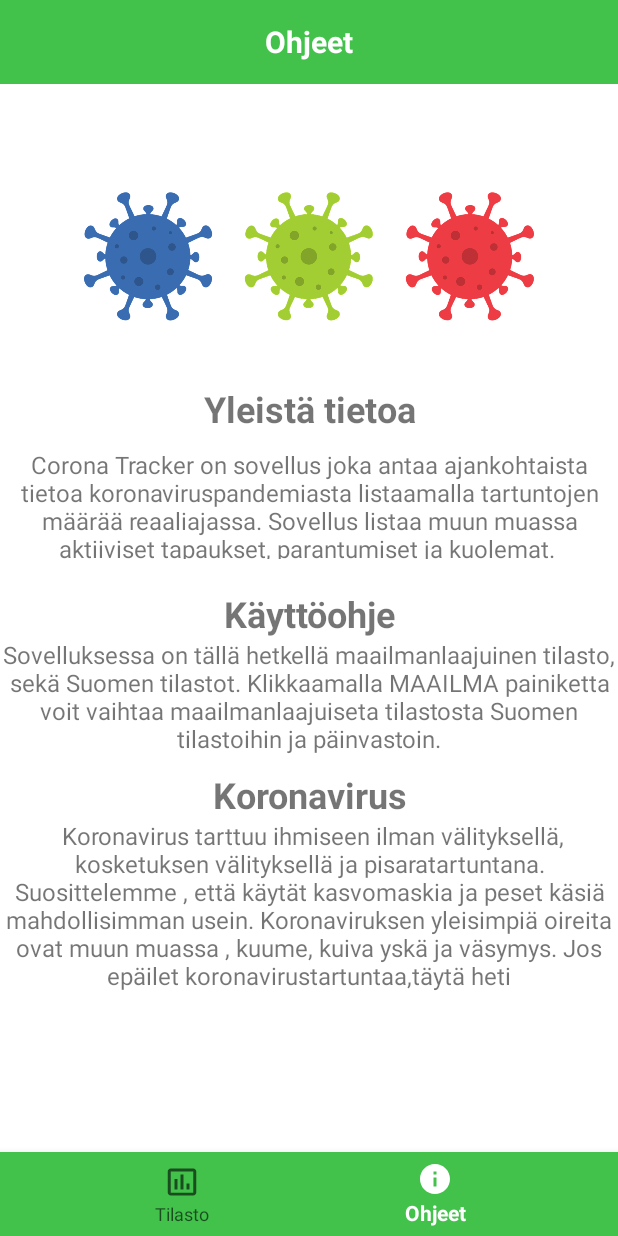
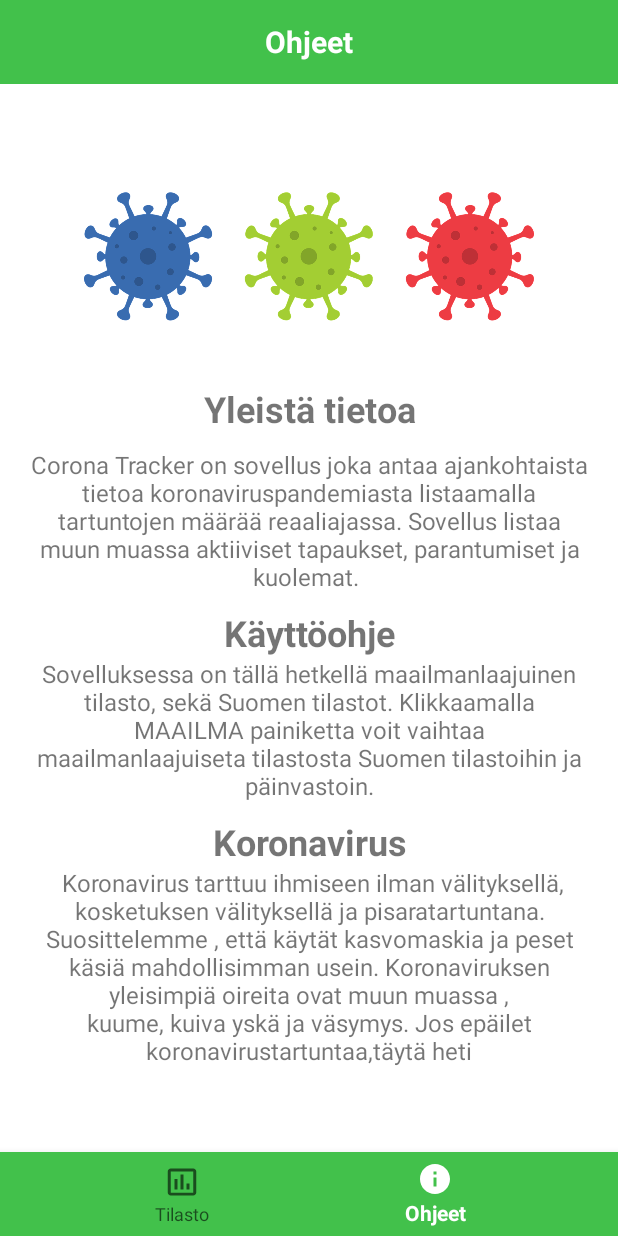
Before and after one commit to Ammar-daham/COVID-19-Trackeer, an Android app: the screen it shows after launch (MainActivity), item 2 of the bottom bar chosen, on a phone screen of 412 x 824 dp. Run offline under Robolectric (Android 15) with nearby library versions, the phone set to English and light mode, and no system bars.

Commit message:
some text style added

```diff
--- a/app/src/main/java/com/example/covid_19tracker/TilastotFragment.java
+++ b/app/src/main/java/com/example/covid_19tracker/TilastotFragment.java
@@ -9,6 +9,8 @@ import androidx.fragment.app.Fragment;
 import android.view.LayoutInflater;
 import android.view.View;
 import android.view.ViewGroup;
+
+import java.util.ArrayList;
 
 
 public class TilastotFragment extends Fragment {
@@ -28,6 +30,7 @@ public class TilastotFragment extends Fragment {
     public View onCreateView(LayoutInflater inflater, ViewGroup container,
                              Bundle savedInstanceState) {
         // Inflate the layout for this fragment
+
         View view = inflater.inflate(R.layout.fragment_tilastot, container, false);
         return view;
     }
--- a/app/src/main/res/layout/fragment_ohjeet.xml
+++ b/app/src/main/res/layout/fragment_ohjeet.xml
@@ -32,12 +32,13 @@
         <TextView
             android:id="@+id/textView"
             android:layout_width="match_parent"
-            android:layout_height="74dp"
+            android:layout_height="wrap_content"
             android:layout_marginTop="10dp"
+            android:layout_marginStart="20dp"
+            android:layout_marginEnd="20dp"
             android:textAlignment="center"
             android:text="Corona Tracker on sovellus joka antaa ajankohtaista tietoa koronaviruspandemiasta listaamalla tartuntojen määrää reaaliajassa. Sovellus listaa muun muassa aktiiviset tapaukset, parantumiset ja kuolemat. "
             android:textSize="16sp"
-            android:layout_marginBottom="10dp"
             android:gravity="center_horizontal" />
 
 
@@ -59,7 +60,9 @@
             android:gravity="center_horizontal"
             android:textSize="16sp"
             android:text="Sovelluksessa on tällä hetkellä maailmanlaajuinen tilasto, sekä Suomen tilastot. Klikkaamalla MAAILMA painiketta voit vaihtaa maailmanlaajuiseta tilastosta Suomen tilastoihin ja päinvastoin."
-            android:textAlignment="center" />
+            android:textAlignment="center"
+            android:layout_marginStart="20dp"
+            android:layout_marginEnd="20dp"/>
 
         <TextView
             android:id="@+id/textView4"
@@ -79,7 +82,9 @@
             android:gravity="center_horizontal"
             android:text=" Koronavirus tarttuu ihmiseen ilman välityksellä, kosketuksen välityksellä ja pisaratartuntana. Suosittelemme , että käytät kasvomaskia ja peset käsiä mahdollisimman usein. Koronaviruksen yleisimpiä oireita ovat muun muassa , kuume, kuiva yskä ja väsymys. Jos epäilet koronavirustartuntaa,täytä heti"
             android:textAlignment="center"
-            android:textSize="16sp" />
+            android:textSize="16sp"
+            android:layout_marginStart="20dp"
+            android:layout_marginEnd="20dp"/>
 
 
 
```
Also changed, not shown: app/src/main/java/com/example/covid_19tracker/MainActivity.java (+7 -1 lines), app/src/main/res/layout/fragment_tilastot.xml (+7 -6 lines), app/src/main/res/values/strings.xml (+8 -0 lines).
